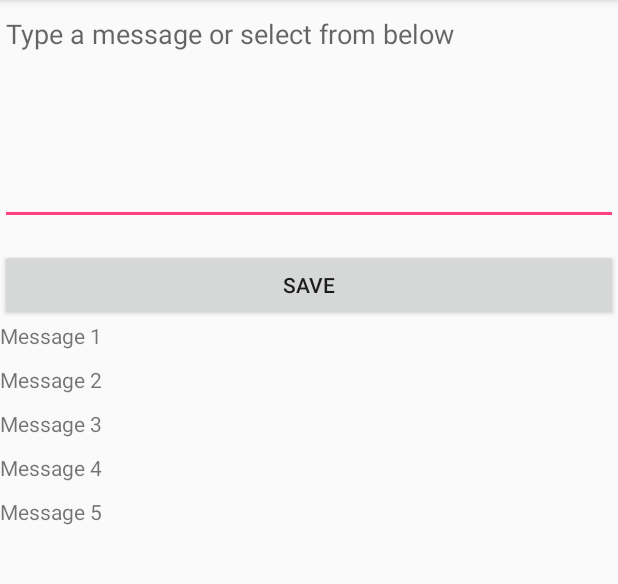
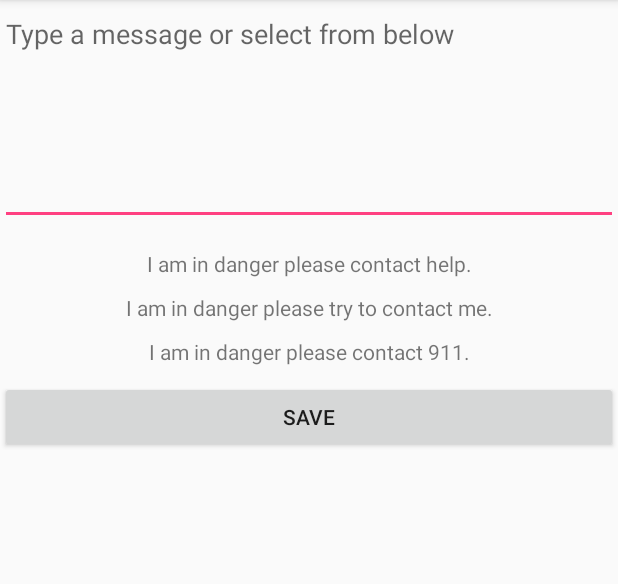
Before and after one commit to ThePurplePeople/enough, an Android app: the screen it shows after launch (MessageDetailActivity), after a tap on "SELECT A MESSAGE", on a phone screen of 412 x 824 dp, the part 84-668 px from its top. Run offline under Robolectric (Android 15) with nearby library versions, the phone set to English and light mode, and no system bars.

Commit message:
changed the messages and put message in textview when saved

```diff
--- a/app/src/main/java/lematthe/calpoly/edu/enough/MainActivity.java
+++ b/app/src/main/java/lematthe/calpoly/edu/enough/MainActivity.java
@@ -1,6 +1,7 @@
 package lematthe.calpoly.edu.enough;
 
 import android.Manifest;
+import android.widget.GridLayout.LayoutParams;
 import android.app.PendingIntent;
 import android.content.Context;
 import android.content.DialogInterface;
@@ -19,6 +20,7 @@ import android.util.Log;
 import android.view.View;
 import android.widget.Button;
 import android.widget.EditText;
+import android.widget.TextView;
 import android.widget.Toast;
 import java.util.ArrayList;
 import java.util.HashMap;
@@ -52,6 +54,7 @@ public class MainActivity extends AppCompatActivity {
     String checkButtonText;
     EditText firstName;
     EditText lastName;
+    TextView messageEntered;
 
     @Override
     protected void onCreate(Bundle savedInstanceState) {
@@ -67,6 +70,11 @@ public class MainActivity extends AppCompatActivity {
         myContact3 = (Button) findViewById(R.id.contact3);
         selectM = (Button) findViewById(R.id.selectmessage);
         locationButton = (Button) findViewById(R.id.share_location);
+        messageEntered = (TextView) findViewById(R.id.message_entered);
+
+        if (savedInstanceState == null) {
+            savedInstanceState = new Bundle();
+        }
 
         //send button here for now to show functionality
         sendButton = (Button) findViewById(R.id.save);
@@ -80,7 +88,6 @@ public class MainActivity extends AppCompatActivity {
 
         ArrayList<String> savedContacts = dbHelper.getContacts();
         if (savedContacts.size() > 0) {
-            Log.d("bigger than", "big");
             Log.d("size", String.valueOf(savedContacts.size()));
             for (int i = 0; i < savedContacts.size(); i += 2) {
                 String name = savedContacts.get(i);
@@ -101,7 +108,6 @@ public class MainActivity extends AppCompatActivity {
             }
         }
         else {
-            Log.d("here", "small");
             myContact1.setText("Contact 1");
             myContact2.setText("Contact 2");
             myContact3.setText("Contact 3");
@@ -114,7 +120,6 @@ public class MainActivity extends AppCompatActivity {
                 contactClicked();
                 clickedButton = "myContact1";
                 try {
-                    Log.d("what does this do", "que");
                     newContactNames[0] = "";
                     newContactNumbers[0] = "";
                 } catch(Exception e) { }
@@ -418,6 +423,7 @@ public class MainActivity extends AppCompatActivity {
         if(checkAndRequestPermissions()) {
             saveButton.setEnabled(true);
         }
+
     }
 
     @Override
@@ -432,10 +438,10 @@ public class MainActivity extends AppCompatActivity {
             firstName.setText(firstCheck);
             lastName.setText(lastCheck);
         }
-//        }
-//        catch (Exception ex) {
-//            onCreate(new Bundle());
-//        }
+        if (!dbHelper.getMessage().isEmpty()) {
+            messageEntered.setText(dbHelper.getMessage());
+        }
+
     }
 
     @Override
@@ -445,4 +451,5 @@ public class MainActivity extends AppCompatActivity {
         dbHelper.insertUserInfo(firstName.getText().toString(), lastName.getText().toString());
     }
 
+
 }
--- a/app/src/main/java/lematthe/calpoly/edu/enough/MessageDetailActivity.java
+++ b/app/src/main/java/lematthe/calpoly/edu/enough/MessageDetailActivity.java
@@ -17,6 +17,8 @@ import android.view.View;
 
 public class MessageDetailActivity extends AppCompatActivity {
  //inflate the Message_Detail_Fragment
+
+    private MessageDetailFragment fragment;
 
     @Override
     protected void onCreate(Bundle savedInstanceState) {
@@ -38,7 +40,7 @@ public class MessageDetailActivity extends AppCompatActivity {
         if (savedInstanceState == null) {
             // Create the detail fragment and add it to the activity
             // using a fragment transaction.
-            MessageDetailFragment fragment = new MessageDetailFragment();
+            fragment = new MessageDetailFragment();
             getSupportFragmentManager().beginTransaction().add(R.id.message_frag_container, fragment).commit();
 
         }
@@ -46,14 +48,11 @@ public class MessageDetailActivity extends AppCompatActivity {
 
     }
 
-    @Override
-    public boolean onKeyDown (int keyCode, KeyEvent event)
-    {
-        if ((keyCode == KeyEvent.KEYCODE_BACK)) {
-            finish();
+    public boolean onKeyDown(int keyCode, KeyEvent event) {
+        if (keyCode == KeyEvent.KEYCODE_BACK) {
+            Log.d("in here", "back back back");
         }
-        return super.onKeyDown(keyCode, event);
+        return true;
     }
 
-
 }
--- a/app/src/main/java/lematthe/calpoly/edu/enough/MessageDetailFragment.java
+++ b/app/src/main/java/lematthe/calpoly/edu/enough/MessageDetailFragment.java
@@ -1,6 +1,7 @@
 package lematthe.calpoly.edu.enough;
 
 import android.app.Activity;
+import android.app.AlertDialog;
 import android.content.DialogInterface;
 import android.os.Bundle;
 import android.support.design.widget.CollapsingToolbarLayout;
@@ -27,8 +28,6 @@ public class MessageDetailFragment extends Fragment {
     public TextView message1;
     public TextView message2;
     public TextView message3;
-    public TextView message4;
-    public TextView message5;
     public Button saveMessage;
     public DatabaseHelper dbHelper; // The database helper(manager)
 
@@ -44,26 +43,14 @@ public class MessageDetailFragment extends Fragment {
         dbHelper = new DatabaseHelper(getActivity());
         Activity activity = this.getActivity();
         if (savedInstanceState != null) {
-            Log.d("saved instance", "saved");
         }
-        Log.d("ALEX database", "get from database message if any");
     }
 
     @Override
     public View onCreateView(LayoutInflater inflater, ViewGroup container,
                              Bundle savedInstanceState) {
         View rootView = inflater.inflate(R.layout.message_detail, container, false);
-        Log.d("on create view", "here");
 
-        rootView.setOnKeyListener( new View.OnKeyListener() {
-            @Override
-            public boolean onKey( View v, int keyCode, KeyEvent event ) {
-                if (keyCode == KeyEvent.KEYCODE_BACK) {
-                    Log.d("back pressed", "in here");
-                }
-                return true;
-            }
-        });
         //get view items
         userMessage = (EditText) rootView.findViewById(R.id.user_message);
         String message = dbHelper.getMessage();
@@ -74,8 +61,6 @@ public class MessageDetailFragment extends Fragment {
         message1 = (TextView) rootView.findViewById(R.id.message1);
         message2 = (TextView) rootView.findViewById(R.id.message2);
         message3 = (TextView) rootView.findViewById(R.id.message3);
-        message4 = (TextView) rootView.findViewById(R.id.message4);
-        message5 = (TextView) rootView.findViewById(R.id.message4);
 
         setPresetMessageClick();
 
@@ -114,19 +99,6 @@ public class MessageDetailFragment extends Fragment {
 
             }
         });
-        message4.setOnClickListener(new View.OnClickListener() {
-            @Override
-            public void onClick(View v) {
-                userMessage.setText(message4.getText());
-
-            }
-        });
-        message5.setOnClickListener(new View.OnClickListener() {
-            @Override
-            public void onClick(View v) {
-                userMessage.setText(message5.getText());
-            }
-        });
     }
 
 
@@ -148,11 +120,10 @@ public class MessageDetailFragment extends Fragment {
     }
 
 
-    //If the back button is pressed instead of save then save the message if there is one
+    //If the back button is pressed DONT save just go back
     @Override
     public void onStop(){
-        saveMessageandFinish();
+
         super.onStop();
     }
-
 }
--- a/app/src/main/res/layout/message_detail.xml
+++ b/app/src/main/res/layout/message_detail.xml
@@ -18,6 +18,57 @@
            android:gravity="top"/>"
 
     </LinearLayout>
+    <ScrollView
+        android:layout_width="match_parent"
+        android:layout_height="wrap_content">
+        <LinearLayout
+            android:orientation="vertical"
+            android:layout_width="match_parent"
+            android:layout_height="wrap_content">
+            <LinearLayout
+                android:layout_width="match_parent"
+                android:layout_height="wrap_content"
+                android:orientation="horizontal"
+                android:paddingBottom="@dimen/preset_message_padding">
+
+                <TextView
+                    android:text="@string/message1"
+                    android:layout_width="match_parent"
+                    android:layout_height="wrap_content"
+                    android:textAlignment="center"
+                    android:id="@+id/message1"
+                    android:layout_weight="1" />
+            </LinearLayout>
+            <LinearLayout
+                android:layout_width="match_parent"
+                android:layout_height="wrap_content"
+                android:orientation="horizontal"
+                android:paddingBottom="@dimen/preset_message_padding">
+
+                <TextView
+                    android:text="@string/message2"
+                    android:layout_width="match_parent"
+                    android:layout_height="wrap_content"
+                    android:textAlignment="center"
+                    android:id="@+id/message2"
+                    android:layout_weight="1" />
+            </LinearLayout>
+            <LinearLayout
+                android:layout_width="match_parent"
+                android:layout_height="wrap_content"
+                android:orientation="horizontal"
+                android:paddingBottom="@dimen/preset_message_padding">
+
+                <TextView
+                    android:text="@string/message3"
+                    android:layout_width="match_parent"
+                    android:textAlignment="center"
+                    android:layout_height="wrap_content"
+                    android:id="@+id/message3"
+                    android:layout_weight="1" />
+            </LinearLayout>
+        </LinearLayout>
+    </ScrollView>
 
     <LinearLayout
         android:orientation="horizontal"
@@ -32,80 +83,5 @@
             android:layout_weight="1" />
     </LinearLayout>
 
-    <ScrollView
-        android:layout_width="match_parent"
-        android:layout_height="match_parent">
-        <LinearLayout
-            android:orientation="vertical"
-            android:layout_width="wrap_content"
-            android:layout_height="wrap_content">
-            <LinearLayout
-                android:layout_width="match_parent"
-                android:layout_height="wrap_content"
-                android:orientation="horizontal"
-                android:paddingBottom="@dimen/preset_message_padding">
-
-                <TextView
-                    android:text="@string/message1"
-                    android:layout_width="wrap_content"
-                    android:layout_height="wrap_content"
-                    android:id="@+id/message1"
-                    android:layout_weight="1" />
-            </LinearLayout>
-            <LinearLayout
-                android:layout_width="match_parent"
-                android:layout_height="wrap_content"
-                android:orientation="horizontal"
-                android:paddingBottom="@dimen/preset_message_padding">
-
-                <TextView
-                    android:text="@string/message2"
-                    android:layout_width="wrap_content"
-                    android:layout_height="wrap_content"
-                    android:id="@+id/message2"
-                    android:layout_weight="1" />
-            </LinearLayout>
-            <LinearLayout
-                android:layout_width="match_parent"
-                android:layout_height="wrap_content"
-                android:orientation="horizontal"
-                android:paddingBottom="@dimen/preset_message_padding">
-
-                <TextView
-                    android:text="@string/message3"
-                    android:layout_width="wrap_content"
-                    android:layout_height="wrap_content"
-                    android:id="@+id/message3"
-                    android:layout_weight="1" />
-            </LinearLayout>
-            <LinearLayout
-                android:layout_width="match_parent"
-                android:layout_height="wrap_content"
-                android:orientation="horizontal"
-                android:paddingBottom="@dimen/preset_message_padding">
-
-                <TextView
-                    android:text="@string/message4"
-                    android:layout_width="wrap_content"
-                    android:layout_height="wrap_content"
-                    android:id="@+id/message4"
-                    android:layout_weight="1" />
-            </LinearLayout>
-            <LinearLayout
-                android:layout_width="match_parent"
-                android:layout_height="wrap_content"
-                android:orientation="horizontal"
-                android:paddingBottom="@dimen/preset_message_padding">
-
-                <TextView
-                    android:text="@string/message5"
-                    android:layout_width="wrap_content"
-                    android:layout_height="wrap_content"
-                    android:id="@+id/message5"
-                    android:layout_weight="1" />
-            </LinearLayout>
-        </LinearLayout>
-    </ScrollView>
-
 
 </LinearLayout>
--- a/app/src/main/res/layout/setting_fields.xml
+++ b/app/src/main/res/layout/setting_fields.xml
@@ -130,6 +130,17 @@
                 android:textSize="20dp"
                 android:gravity="left"
                 />
+
+        </LinearLayout>
+
+        <LinearLayout
+            android:orientation="horizontal"
+            android:layout_width="match_parent"
+            android:layout_height="wrap_content">
+            <TextView
+                android:layout_width="match_parent"
+                android:layout_height="wrap_content"
+                android:id="@+id/message_entered"/>
         </LinearLayout>
 
         <LinearLayout
--- a/app/src/main/res/values/strings.xml
+++ b/app/src/main/res/values/strings.xml
@@ -11,11 +11,9 @@
     <string name="contact_header">Emergency Contact Information</string>
     <string name="your_name">Your Name</string>
     <string name="select_a_message">Select a Message</string>
-    <string name="message1">Message 1</string>
-    <string name="message2">Message 2</string>
-    <string name="message3">Message 3</string>
-    <string name="message4">Message 4</string>
-    <string name="message5">Message 5</string>
+    <string name="message1">I am in danger please contact help.</string>
+    <string name="message2">I am in danger please try to contact me. </string>
+    <string name="message3">I am in danger please contact 911.</string>
     <string name="setUpText">Click to Set Up</string>
     <string name="save">Save</string>
     <string name="location">Share Location</string>
```
